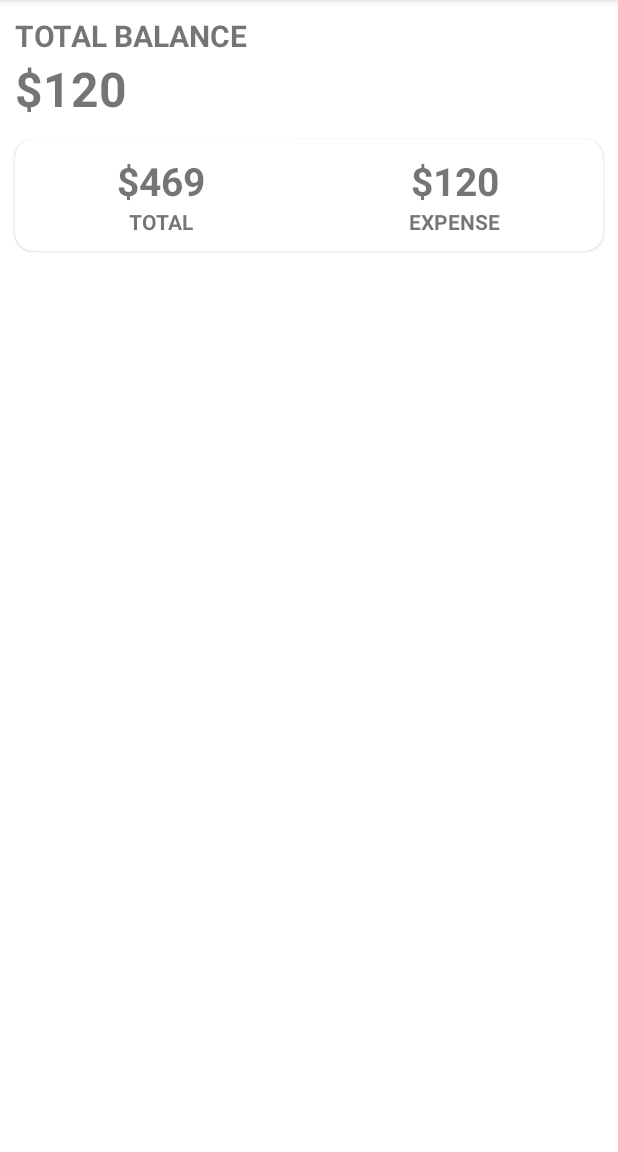
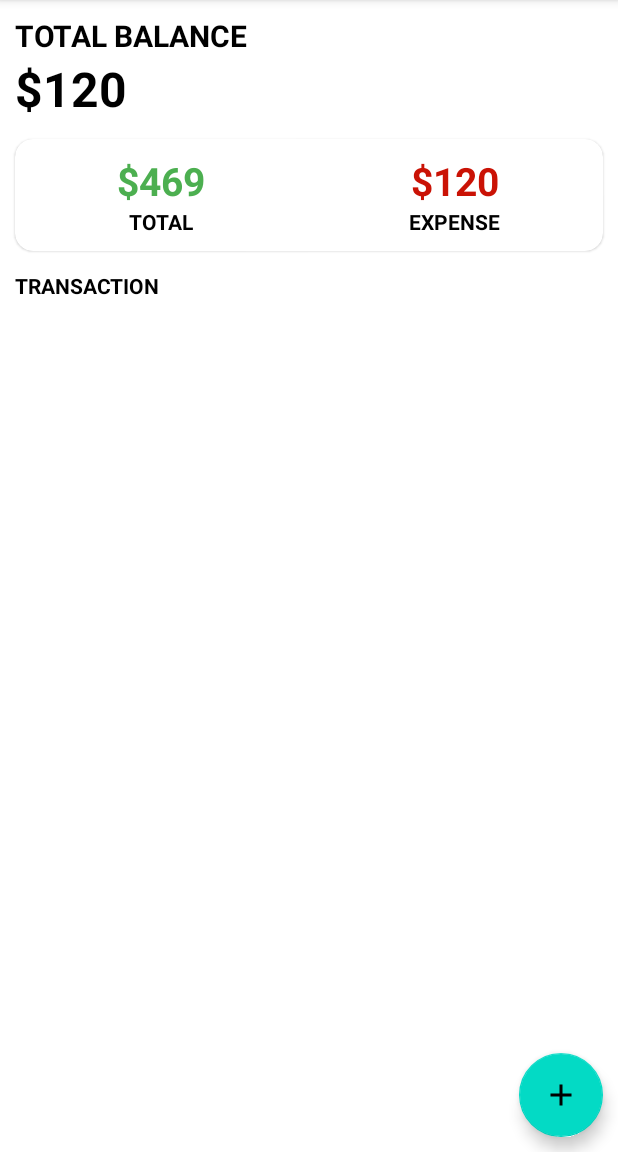
Before and after one commit to rahuldas-404/Expense-Tracker, an Android app: the screen it shows after launch (MainActivity), on a phone screen of 412 x 824 dp, the part 84-1236 px from its top. Run offline under Robolectric (Android 15) with nearby library versions, the phone set to English and light mode, and no system bars.

Commit message:
UI design update

```diff
--- /dev/null
+++ b/app/src/main/res/drawable/ic_add.xml
@@ -0,0 +1,5 @@
+<vector android:height="24dp" android:tint="#FFFFFF"
+    android:viewportHeight="24" android:viewportWidth="24"
+    android:width="24dp" xmlns:android="http://schemas.android.com/apk/res/android">
+    <path android:fillColor="@android:color/white" android:pathData="M19,13h-6v6h-2v-6H5v-2h6V5h2v6h6v2z"/>
+</vector>
--- a/app/src/main/res/layout/activity_main.xml
+++ b/app/src/main/res/layout/activity_main.xml
@@ -33,6 +33,7 @@
     </LinearLayout>
 
     <com.google.android.material.card.MaterialCardView
+        android:id="@+id/dashbord"
         android:layout_width="match_parent"
         android:layout_height="wrap_content"
         android:layout_below="@id/balance_layout"
@@ -62,7 +63,8 @@
                     android:layout_height="wrap_content"
                     android:text="@string/_469"
                     android:textStyle="bold"
-                    android:textSize="26sp"/>
+                    android:textSize="26sp"
+                    android:textColor="@color/green"/>
                 <TextView
                     android:layout_width="wrap_content"
                     android:layout_height="wrap_content"
@@ -83,7 +85,8 @@
                     android:layout_height="wrap_content"
                     android:text="@string/_120"
                     android:textStyle="bold"
-                    android:textSize="26sp"/>
+                    android:textSize="26sp"
+                    android:textColor="@color/red"/>
                 <TextView
                     android:id="@+id/expense"
                     android:layout_width="wrap_content"
@@ -96,7 +99,32 @@
         </LinearLayout>
     </com.google.android.material.card.MaterialCardView>
 
+<TextView
+    android:id="@+id/recycleview_title"
+    android:layout_width="wrap_content"
+    android:layout_height="wrap_content"
+    android:text="@string/transaction"
+    android:textStyle="bold"
+    android:textSize="14sp"
+    android:textAllCaps="true"
+    android:layout_below="@id/dashbord"
+    android:layout_marginTop="13dp"
+    android:layout_marginStart="10dp"
+    />
 
+    <androidx.recyclerview.widget.RecyclerView
+        android:layout_width="match_parent"
+        android:layout_height="match_parent"
+        android:layout_below="@id/recycleview_title"
+        android:layout_marginTop="10dp" />
+
+    <com.google.android.material.floatingactionbutton.FloatingActionButton
+        android:layout_width="wrap_content"
+        android:layout_height="wrap_content"
+        android:layout_alignParentBottom="true"
+        android:layout_alignParentRight="true"
+        android:layout_margin="10dp"
+        android:src="@drawable/ic_add"/>
 
 
 
--- a/app/src/main/res/values-night/themes.xml
+++ b/app/src/main/res/values-night/themes.xml
@@ -12,5 +12,6 @@
         <!-- Status bar color. -->
         <item name="android:statusBarColor" tools:targetApi="l">?attr/colorPrimaryVariant</item>
         <!-- Customize your theme here. -->
+
     </style>
 </resources>
--- a/app/src/main/res/values/colors.xml
+++ b/app/src/main/res/values/colors.xml
@@ -7,4 +7,8 @@
     <color name="teal_700">#FF018786</color>
     <color name="black">#FF000000</color>
     <color name="white">#FFFFFFFF</color>
+    <color name="textmain">#000000</color>
+    <color name="green">#4CAF50</color>
+    <color name="red">#CA1205</color>
+
 </resources>
--- a/app/src/main/res/values/strings.xml
+++ b/app/src/main/res/values/strings.xml
@@ -5,4 +5,5 @@
     <string name="_469">$469</string>
     <string name="total">Total</string>
     <string name="expense">expense</string>
+    <string name="transaction">transaction</string>
 </resources>
--- a/app/src/main/res/values/themes.xml
+++ b/app/src/main/res/values/themes.xml
@@ -12,5 +12,6 @@
         <!-- Status bar color. -->
         <item name="android:statusBarColor" tools:targetApi="l">?attr/colorPrimaryVariant</item>
         <!-- Customize your theme here. -->
+        <item name="android:textColor">@color/textmain</item>
     </style>
 </resources>
```
